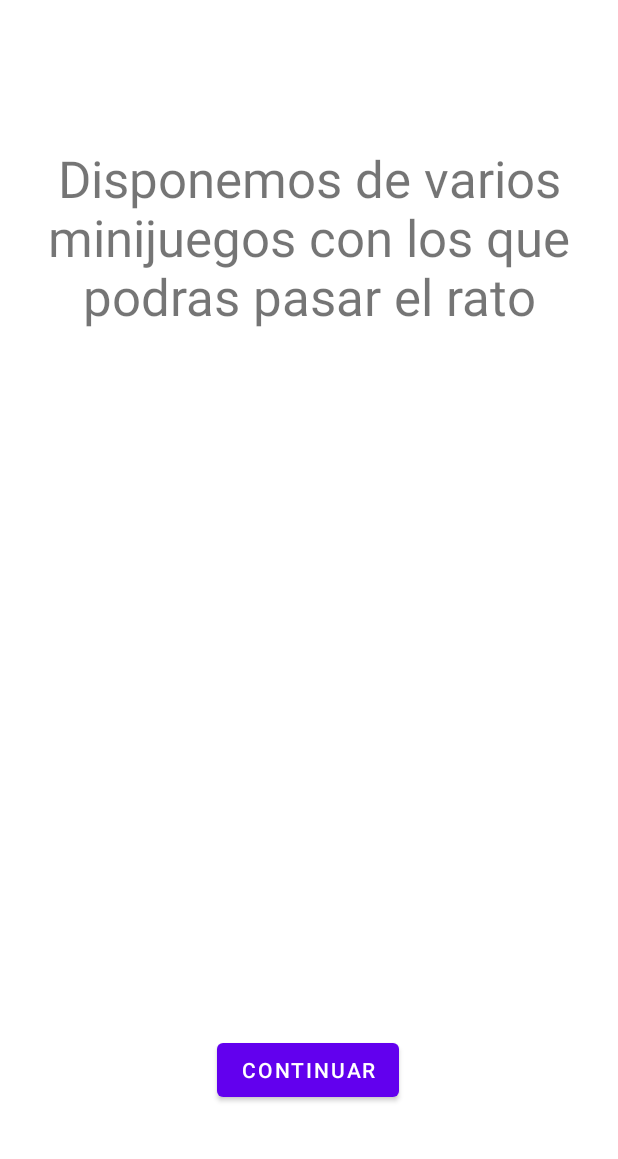
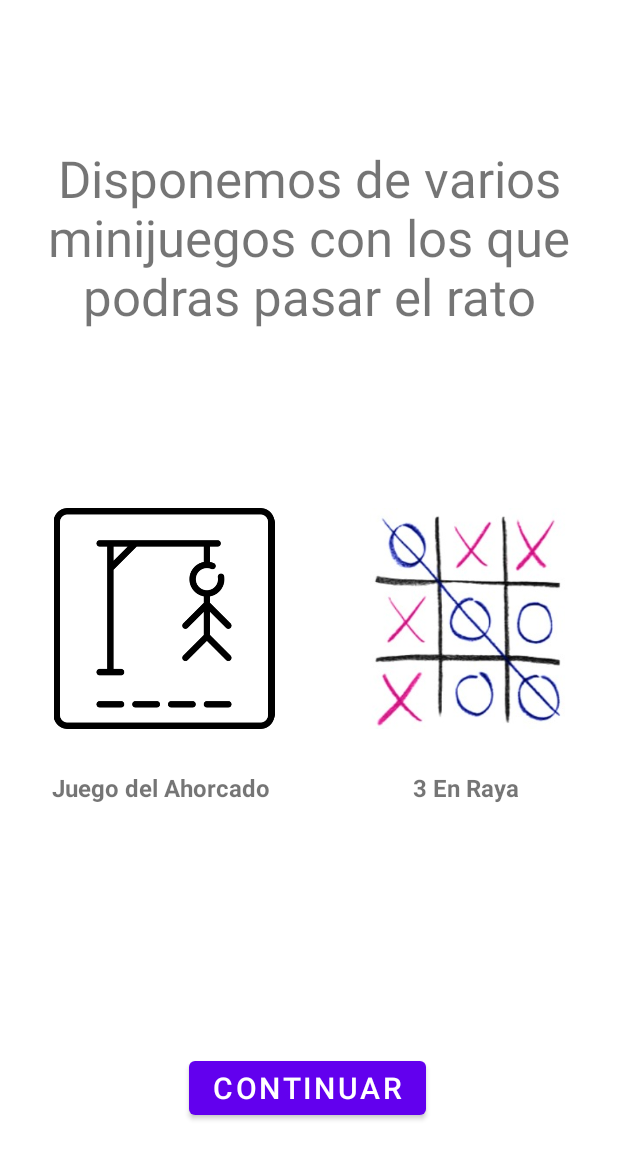
Before and after one commit to Alvaroms00/ProyectoFinal, an Android app: the PresentacionFragment screen opened through its navigation route, on a phone screen of 412 x 824 dp. Shown: the top 1159 px of the screen. Run offline under Robolectric (Android 15) with nearby library versions, the phone set to English and light mode, and no system bars.

Commit message:
Version 0.0.6.1 26/04/23 Cambios en el OnBoarding

```diff
--- a/app/src/main/res/layout/fragment_inicio.xml
+++ b/app/src/main/res/layout/fragment_inicio.xml
@@ -12,6 +12,7 @@
         android:layout_width="wrap_content"
         android:layout_height="wrap_content"
         android:text="Continuar"
+        android:textSize="20sp"
         app:layout_constraintBottom_toBottomOf="parent"
         app:layout_constraintEnd_toEndOf="parent"
         app:layout_constraintHorizontal_bias="0.498"
--- a/app/src/main/res/layout/fragment_presentacion.xml
+++ b/app/src/main/res/layout/fragment_presentacion.xml
@@ -12,12 +12,13 @@
         android:layout_width="wrap_content"
         android:layout_height="wrap_content"
         android:text="Continuar"
+        android:textSize="20sp"
         app:layout_constraintBottom_toBottomOf="parent"
         app:layout_constraintEnd_toEndOf="parent"
-        app:layout_constraintHorizontal_bias="0.498"
+        app:layout_constraintHorizontal_bias="0.497"
         app:layout_constraintStart_toStartOf="parent"
         app:layout_constraintTop_toTopOf="parent"
-        app:layout_constraintVertical_bias="0.888" />
+        app:layout_constraintVertical_bias="0.904" />
 
     <TextView
         android:id="@+id/txtPresentacion"
@@ -31,4 +32,54 @@
         app:layout_constraintStart_toStartOf="parent"
         app:layout_constraintTop_toTopOf="parent"
         app:layout_constraintVertical_bias="0.148" />
+
+    <ImageView
+        android:id="@+id/imageView"
+        android:layout_width="148dp"
+        android:layout_height="147dp"
+        android:src="@drawable/_269914"
+        app:layout_constraintBottom_toBottomOf="parent"
+        app:layout_constraintEnd_toEndOf="parent"
+        app:layout_constraintHorizontal_bias="0.133"
+        app:layout_constraintStart_toStartOf="parent"
+        app:layout_constraintTop_toTopOf="parent" />
+
+    <ImageView
+        android:id="@+id/imageView2"
+        android:layout_width="148dp"
+        android:layout_height="147dp"
+        android:src="@drawable/tres_en_raya"
+        app:layout_constraintBottom_toBottomOf="parent"
+        app:layout_constraintEnd_toEndOf="parent"
+        app:layout_constraintHorizontal_bias="0.897"
+        app:layout_constraintStart_toStartOf="parent"
+        app:layout_constraintTop_toTopOf="parent" />
+
+    <TextView
+        android:id="@+id/txtAhorcado"
+        android:layout_width="wrap_content"
+        android:layout_height="wrap_content"
+        android:text="Juego del Ahorcado"
+        android:textSize="16sp"
+        android:textStyle="bold"
+        app:layout_constraintBottom_toBottomOf="parent"
+        app:layout_constraintEnd_toEndOf="parent"
+        app:layout_constraintHorizontal_bias="0.131"
+        app:layout_constraintStart_toStartOf="parent"
+        app:layout_constraintTop_toTopOf="parent"
+        app:layout_constraintVertical_bias="0.641" />
+
+    <TextView
+        android:id="@+id/txt3EnRaya"
+        android:layout_width="wrap_content"
+        android:layout_height="wrap_content"
+        android:text="3 En Raya"
+        android:textSize="16sp"
+        android:textStyle="bold"
+        app:layout_constraintBottom_toBottomOf="parent"
+        app:layout_constraintEnd_toEndOf="parent"
+        app:layout_constraintHorizontal_bias="0.806"
+        app:layout_constraintStart_toStartOf="parent"
+        app:layout_constraintTop_toTopOf="parent"
+        app:layout_constraintVertical_bias="0.641" />
 </androidx.constraintlayout.widget.ConstraintLayout>
--- a/app/src/main/res/layout/fragment_puntuacion.xml
+++ b/app/src/main/res/layout/fragment_puntuacion.xml
@@ -12,6 +12,7 @@
         android:layout_width="wrap_content"
         android:layout_height="wrap_content"
         android:text="Continuar"
+        android:textSize="20sp"
         app:layout_constraintBottom_toBottomOf="parent"
         app:layout_constraintEnd_toEndOf="parent"
         app:layout_constraintHorizontal_bias="0.498"
```
Also changed, not shown: app/src/main/res/drawable/_269914.png (added), app/src/main/res/drawable/tres_en_raya.jpg (added).
